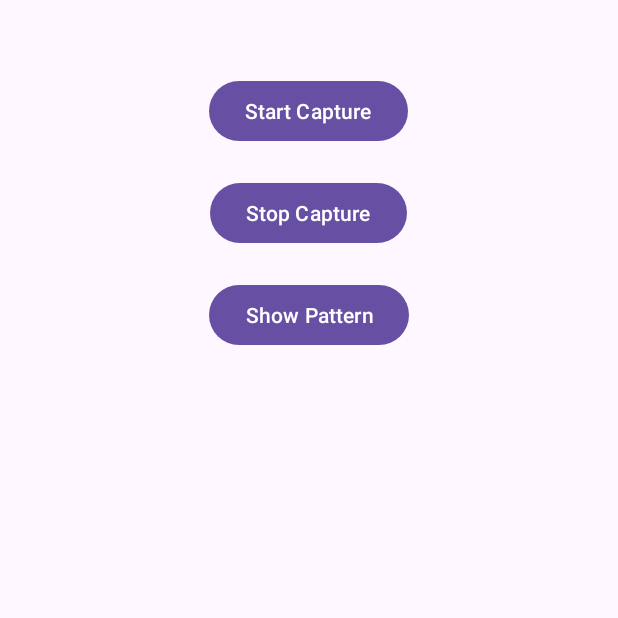
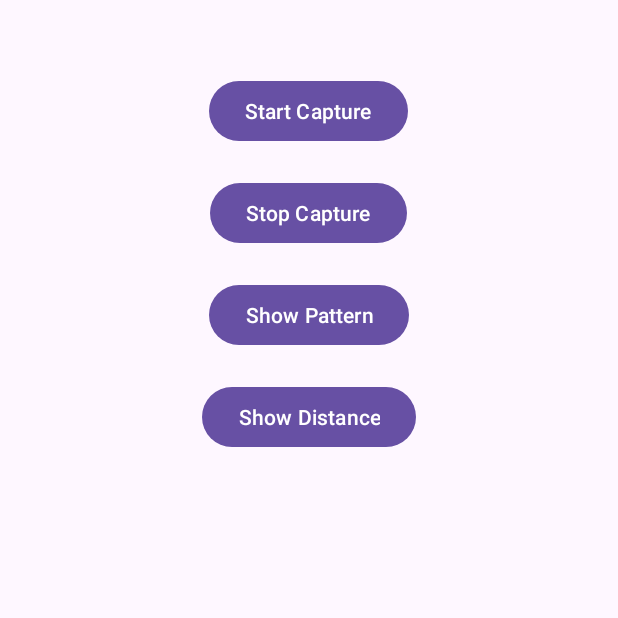
Before and after one commit to FaSha20/Motion-based-Authentication, an Android app: the screen it shows after launch (MainActivity), on a phone screen of 412 x 824 dp, the top half of it. Run offline under Robolectric (Android 15) with nearby library versions, the phone set to English and light mode, and no system bars.

Commit message:
fix: calculating x-distance corrected

```diff
--- a/RotationDetector/app/src/main/java/com/example/rotationdetector/Accelerometer.java
+++ b/RotationDetector/app/src/main/java/com/example/rotationdetector/Accelerometer.java
@@ -6,7 +6,9 @@ import android.hardware.SensorEvent;
 import android.hardware.SensorEventListener;
 import android.hardware.SensorManager;
 
-public class Accelerometer {
+import androidx.appcompat.app.AppCompatActivity;
+
+public class Accelerometer  {
 
     // create an interface with one method
     public interface Listener {
@@ -36,7 +38,7 @@ public class Accelerometer {
         // create instance of sensor
         // with type linear acceleration
         sensor = sensorManager.getDefaultSensor(Sensor.TYPE_LINEAR_ACCELERATION);
-
+//        sensorManager.registerListener((SensorEventListener) Accelerometer.this, sensor, SensorManager.SENSOR_DELAY_NORMAL);
         // create the sensor listener
         sensorEventListener = new SensorEventListener() {
             // this method is called when the
--- a/RotationDetector/app/src/main/java/com/example/rotationdetector/MainActivity.java
+++ b/RotationDetector/app/src/main/java/com/example/rotationdetector/MainActivity.java
@@ -31,6 +31,7 @@ public class MainActivity extends AppCompatActivity {
         Button startCaptureButton = findViewById(R.id.startCaptureButton);
         Button stopCaptureButton = findViewById(R.id.stopCaptureButton);
         Button showPatternButton = findViewById(R.id.showPatternButton);
+        Button showDistButton = findViewById(R.id.showDistButton);
 
         // Set click listeners for the buttons
         startCaptureButton.setOnClickListener(new View.OnClickListener() {
@@ -61,6 +62,16 @@ public class MainActivity extends AppCompatActivity {
                 // Display the pattern, for example, in a TextView
                 TextView patternTextView = findViewById(R.id.patternTextView);
                 patternTextView.setText("Captured Motion Pattern: " + motionPattern);
+            }
+        });
+
+        showDistButton.setOnClickListener(new View.OnClickListener() {
+            @Override
+            public void onClick(View v) {
+                // Show the captured motion pattern
+                String distances = motionCapture.getMaxDistance();
+                TextView distanceTextView = findViewById(R.id.maxDistView);
+                distanceTextView.setText(distances);
             }
         });
     }
--- a/RotationDetector/app/src/main/java/com/example/rotationdetector/MotionCapture.java
+++ b/RotationDetector/app/src/main/java/com/example/rotationdetector/MotionCapture.java
@@ -5,15 +5,19 @@ import android.hardware.Sensor;
 import android.hardware.SensorEvent;
 import android.hardware.SensorEventListener;
 import android.hardware.SensorManager;
+import android.util.Log;
 
 public class MotionCapture implements SensorEventListener {
 
+    private static final String TAG = "MotionCapture";
     private SensorManager sensorManager;
     private Sensor accelerometer;
-    private boolean capturing;
+    private boolean capturing, isStarted;
     private StringBuilder motionPatternBuilder;
+    private float startX, startY, startZ;
 
-    private float maxDistance;
+
+    private float maxDistanceX, maxDistanceY, maxDistanceZ;
 
     public MotionCapture(Context context) {
         sensorManager = (SensorManager) context.getSystemService(Context.SENSOR_SERVICE);
@@ -21,13 +25,14 @@ public class MotionCapture implements SensorEventListener {
             accelerometer = sensorManager.getDefaultSensor(Sensor.TYPE_ACCELEROMETER);
         }
         capturing = false;
+        isStarted = false;
         motionPatternBuilder = new StringBuilder();
-        maxDistance = 0;
+
     }
 
     public void startCapture() {
         capturing = true;
-        maxDistance = 0; // Reset max distance
+        maxDistanceX = 0;maxDistanceY = 0;maxDistanceZ = 0; // Reset max distance
         motionPatternBuilder.setLength(0); // Clear previous motion pattern
         motionPatternBuilder.append("\nX               Y            Z");
         // Register the accelerometer sensor listener
@@ -46,8 +51,8 @@ public class MotionCapture implements SensorEventListener {
         return motionPatternBuilder.toString();
     }
 
-    public float getMaxDistance() {
-        return maxDistance;
+    public String getMaxDistance() {
+        return "X dest: " + maxDistanceX + "\nY dest: " + maxDistanceY + "\nZ dest: " + maxDistanceZ;
     }
 
     @Override
@@ -61,12 +66,45 @@ public class MotionCapture implements SensorEventListener {
             // Append the data to the motion pattern
             motionPatternBuilder.append(String.format("\n%.2f      %.2f     %.2f", x, y, z));
 
-            // Calculate distance from the starting point
-//            float distance = calculateDistance(startX, x, startY, y, startZ, z);
-//            if (distance > maxDistance) {
-//                maxDistance = distance;
-//            }
+            if(!isStarted && Math.abs(x) > 1){
+                startX = x;
+                Log.d(TAG, "onSensorChanged: "+ startX);
+                isStarted = true;
+            }
+
+            if(isStarted){
+                // Calculate distance from the starting point
+                float distancex = calculateDistance(startX, x);
+                if (distancex > maxDistanceX) {
+
+                    Log.d(TAG, "calculateDistance: a = " + x +" / "+ " startA = "+ startX);
+                    maxDistanceX = distancex;
+                    Log.d(TAG, "onSensorChanged: maxDist = " + maxDistanceX);
+
+
+                }
+//                float distancey = calculateDistance(startY, y);
+//                if (distancey > maxDistanceY) {
+//                    maxDistanceY = distancey;
+//                }
+//                float distancez = calculateDistance(startZ, z);
+//                if (distancez > maxDistanceZ) {
+//                    maxDistanceZ = distancez;
+//                }
+
+            }
+
+            startY = y;
+            startZ = z;
         }
+    }
+
+    private float calculateDistance(float startA, float a) {
+        // Calculate Euclidean distance between two points in 3D space
+//        float dist =  (float) Math.sqrt(Math.pow(a - startA, 2));
+        float dist = Math.abs(a-startA);
+        Log.d(TAG, "CalcDist: " + dist);
+        return dist;
     }
 
     @Override
--- a/RotationDetector/app/src/main/res/layout/activity_main.xml
+++ b/RotationDetector/app/src/main/res/layout/activity_main.xml
@@ -31,11 +31,30 @@
         android:layout_centerHorizontal="true"
         android:layout_marginTop="20dp"/>
 
+    <Button
+        android:id="@+id/showDistButton"
+        android:layout_width="wrap_content"
+        android:layout_height="wrap_content"
+        android:text="Show Distance"
+        android:layout_below="@id/showPatternButton"
+        android:layout_centerHorizontal="true"
+        android:layout_marginTop="20dp"/>
+
     <TextView
         android:id="@+id/patternTextView"
         android:layout_width="wrap_content"
         android:layout_height="wrap_content"
-        android:layout_below="@id/showPatternButton"
+        android:layout_below="@id/showDistButton"
+        android:layout_centerHorizontal="true"
+        android:layout_marginTop="20dp"
+        android:textColor="@android:color/black"
+        android:textSize="16sp"/>
+
+    <TextView
+        android:id="@+id/maxDistView"
+        android:layout_width="wrap_content"
+        android:layout_height="wrap_content"
+        android:layout_below="@id/patternTextView"
         android:layout_centerHorizontal="true"
         android:layout_marginTop="20dp"
         android:textColor="@android:color/black"
```
